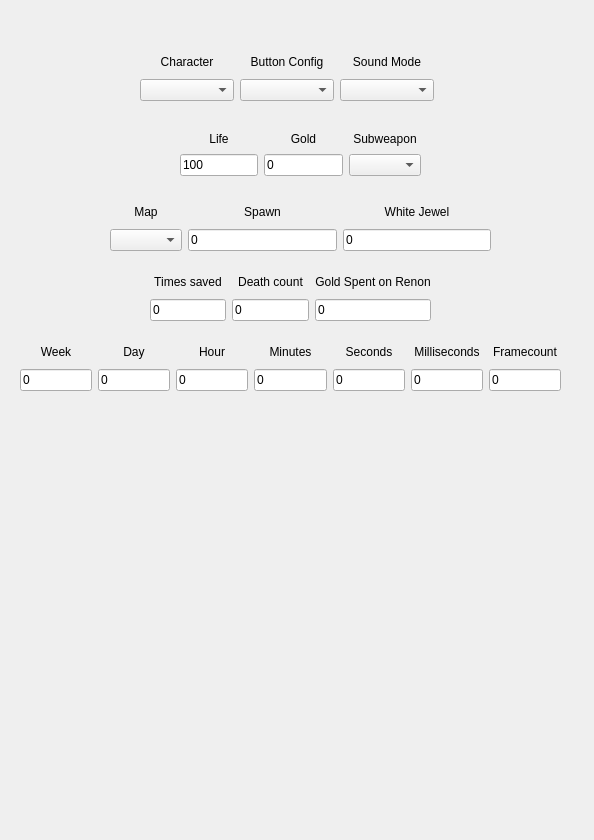
Qt form mainwindow.ui (MoisesAPC/PPP) before a commit.
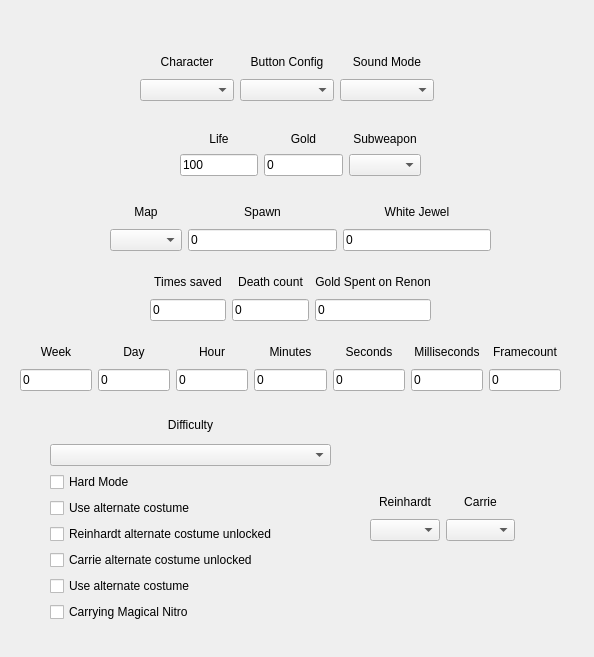
The same form after that commit. Icons and pictures are not drawn.

Patch:
```diff
--- a/mainwindow.ui
+++ b/mainwindow.ui
@@ -7,7 +7,7 @@
     <x>0</x>
     <y>0</y>
     <width>594</width>
-    <height>840</height>
+    <height>657</height>
    </rect>
   </property>
   <property name="windowTitle">
@@ -461,6 +461,126 @@
      </item>
     </layout>
    </widget>
+   <widget class="QWidget" name="gridLayoutWidget_6">
+    <property name="geometry">
+     <rect>
+      <x>50</x>
+      <y>411</y>
+      <width>281</width>
+      <height>211</height>
+     </rect>
+    </property>
+    <layout class="QGridLayout" name="glSaveFlags">
+     <property name="sizeConstraint">
+      <enum>QLayout::SizeConstraint::SetDefaultConstraint</enum>
+     </property>
+     <item row="7" column="0">
+      <widget class="QCheckBox" name="cboxUseAlternateCostume_2">
+       <property name="text">
+        <string>Use alternate costume</string>
+       </property>
+      </widget>
+     </item>
+     <item row="3" column="0">
+      <widget class="QCheckBox" name="cboxHardMode">
+       <property name="text">
+        <string>Hard Mode</string>
+       </property>
+      </widget>
+     </item>
+     <item row="2" column="0">
+      <widget class="QComboBox" name="cbDifficulty"/>
+     </item>
+     <item row="4" column="0">
+      <widget class="QCheckBox" name="cboxUseAlternateCostume">
+       <property name="text">
+        <string>Use alternate costume</string>
+       </property>
+      </widget>
+     </item>
+     <item row="6" column="0">
+      <widget class="QCheckBox" name="cboxCarrieCostume">
+       <property name="text">
+        <string>Carrie alternate costume unlocked</string>
+       </property>
+      </widget>
+     </item>
+     <item row="5" column="0">
+      <widget class="QCheckBox" name="cboxReinhardtCostume">
+       <property name="text">
+        <string>Reinhardt alternate costume unlocked</string>
+       </property>
+      </widget>
+     </item>
+     <item row="8" column="0">
+      <widget class="QCheckBox" name="cboxNitro">
+       <property name="text">
+        <string>Carrying Magical Nitro</string>
+       </property>
+      </widget>
+     </item>
+     <item row="0" column="0" rowspan="2">
+      <widget class="QLabel" name="labelDifficulty">
+       <property name="layoutDirection">
+        <enum>Qt::LayoutDirection::LeftToRight</enum>
+       </property>
+       <property name="text">
+        <string>Difficulty</string>
+       </property>
+       <property name="textFormat">
+        <enum>Qt::TextFormat::AutoText</enum>
+       </property>
+       <property name="alignment">
+        <set>Qt::AlignmentFlag::AlignCenter</set>
+       </property>
+      </widget>
+     </item>
+    </layout>
+   </widget>
+   <widget class="QWidget" name="gridLayoutWidget_7">
+    <property name="geometry">
+     <rect>
+      <x>370</x>
+      <y>490</y>
+      <width>145</width>
+      <height>51</height>
+     </rect>
+    </property>
+    <layout class="QGridLayout" name="glEndings">
+     <item row="0" column="1">
+      <widget class="QLabel" name="labelCarrieEnding">
+       <property name="text">
+        <string>Carrie</string>
+       </property>
+       <property name="alignment">
+        <set>Qt::AlignmentFlag::AlignCenter</set>
+       </property>
+      </widget>
+     </item>
+     <item row="1" column="0">
+      <widget class="QComboBox" name="cbReinhardtEnding"/>
+     </item>
+     <item row="1" column="1">
+      <widget class="QComboBox" name="cbCarrieEnding"/>
+     </item>
+     <item row="0" column="0">
+      <widget class="QLabel" name="labelReinhardtEnding">
+       <property name="layoutDirection">
+        <enum>Qt::LayoutDirection::LeftToRight</enum>
+       </property>
+       <property name="text">
+        <string>Reinhardt</string>
+       </property>
+       <property name="textFormat">
+        <enum>Qt::TextFormat::AutoText</enum>
+       </property>
+       <property name="alignment">
+        <set>Qt::AlignmentFlag::AlignCenter</set>
+       </property>
+      </widget>
+     </item>
+    </layout>
+   </widget>
   </widget>
  </widget>
  <resources/>
```
